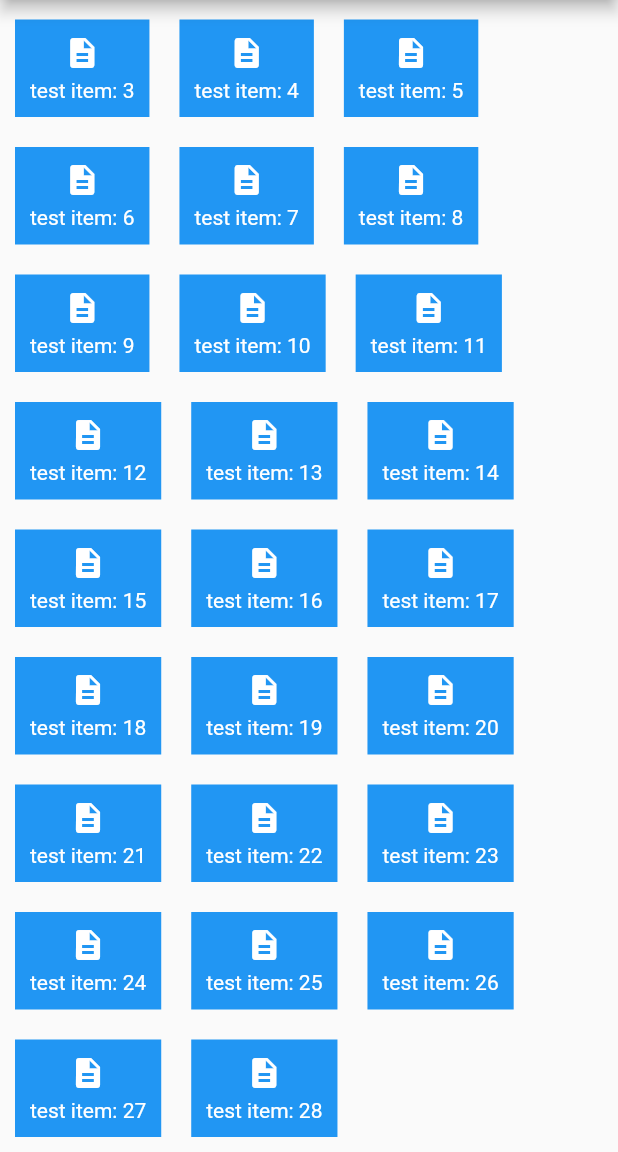
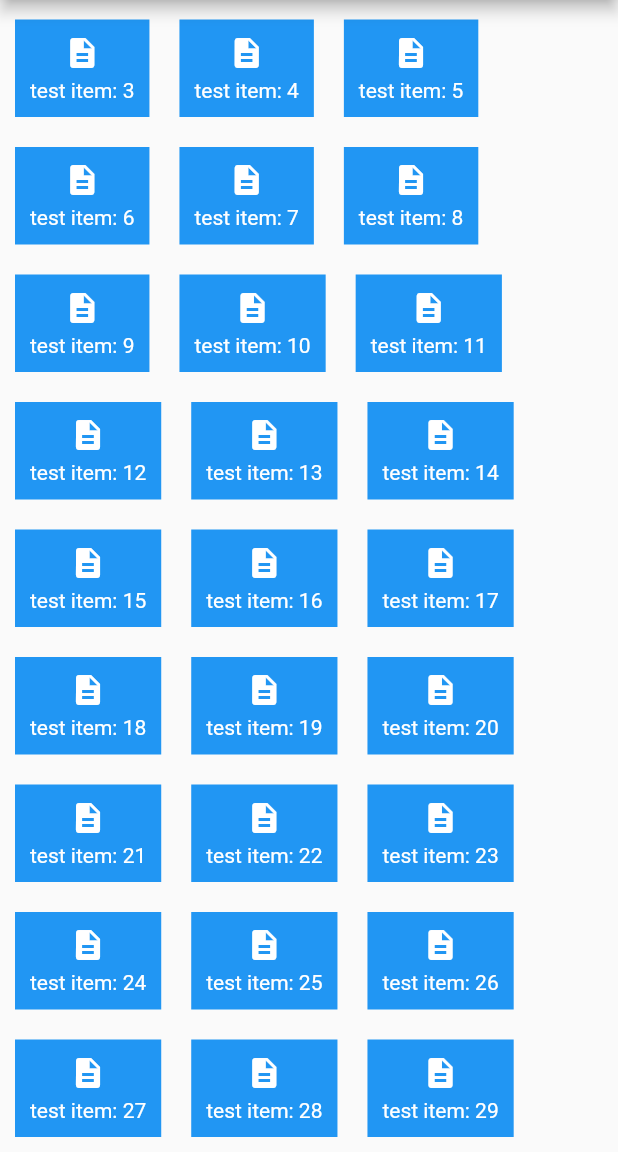
Before and after one commit to Algure/eazigrid, a Flutter app: the screen it shows after launch, scrolled down 82 dp, on a phone screen of 412 x 824 dp, the part 84-1236 px from its top. Run offline on Flutter 3.47's test engine with Material 2 defaults, Android fonts, the phone set to English and light mode, and no system bars.

Commit message:
Refactoring codes...

```diff
--- a/example/lib/main.dart
+++ b/example/lib/main.dart
@@ -24,9 +24,10 @@ class MyApp extends StatelessWidget {
 }
 
 class MyHomePage extends StatefulWidget {
-  const MyHomePage({Key? key, required this.title}) : super(key: key);
+  const MyHomePage({Key? key, required this.title, this.totalItems = 30}) : super(key: key);
 
   final String title;
+  final double totalItems;
 
   @override
   State<MyHomePage> createState() => _MyHomePageState();
@@ -43,10 +44,12 @@ class _MyHomePageState extends State<MyHomePage> {
         title: Text(widget.title),
       ),
       body: SingleChildScrollView(
-        child: EaziGrid(
+        child: Column(
+          children: [
+            EaziGrid(
               horizontalAlignment: EaziAlignment.start,
               children: [
-          for(int i=0; i<30; i++)
+            for(int i=0; i<=widget.totalItems; i++)
               Container(
                 color: Colors.blue,
                 margin: EdgeInsets.all(10),
@@ -62,6 +65,9 @@ class _MyHomePageState extends State<MyHomePage> {
                 ),
               )
           ]),
+            Text('EaziGrid', style: TextStyle(fontSize: 30),)
+          ]
+        ),
       ),
     );
   }
--- a/lib/src/eazi_row_widget.dart
+++ b/lib/src/eazi_row_widget.dart
@@ -1,7 +1,9 @@
 import 'package:flutter/material.dart';
 
 class RowWidget extends StatefulWidget {
-  const RowWidget({Key? key, required this.mainAxisAlignment, required this.children, }) : super(key: key);
+  const RowWidget({Key? key,
+    required this.mainAxisAlignment,
+    required this.children}) : super(key: key);
 
   final  List<Widget> children;
   final  MainAxisAlignment mainAxisAlignment;
--- a/lib/src/main_eazi_grid.dart
+++ b/lib/src/main_eazi_grid.dart
@@ -6,6 +6,7 @@ import 'package:eazigrid/src/utilities.dart';
 import 'package:flutter/material.dart';
 
 class EaziGrid extends StatefulWidget {
+  bool isScrollable;
   EaziAlignment horizontalAlignment;
   EaziAlignment verticalAlignment;
   List<Widget> children;
@@ -14,8 +15,8 @@ class EaziGrid extends StatefulWidget {
     required this.children,
     this.horizontalAlignment = EaziAlignment.start,
     this.verticalAlignment = EaziAlignment.start,
-  }){
-  }
+    this.isScrollable = false
+  });
 
   @override
   State<EaziGrid> createState() => _EaziGridState();
@@ -47,20 +48,27 @@ class _EaziGridState extends State<EaziGrid> {
           }
           maxWidth = constraints.maxWidth;
           maxHeight = constraints.maxWidth;
-          return Container(
-            child: Column(
-              mainAxisAlignment: _getAlignmentFromEaziAlignment(widget.verticalAlignment),
-              crossAxisAlignment: _getCrossAxisAlignmentFromEaziAlignment(widget.horizontalAlignment),
-              children: [
-                for(GlobalKey key in usedRowKeys.keys)
-                  usedRowKeys[key]!,
-              ],
-            ),
-          );
+          if(widget.isScrollable){
+              return SingleChildScrollView(
+                child: _getMainWidget(),
+              );
+            }else {
+              return _getMainWidget();
+            }
         }
     );
   }
 
+  Widget _getMainWidget() => Container(
+    child: Column(
+      mainAxisAlignment: _getAlignmentFromEaziAlignment(widget.verticalAlignment),
+      crossAxisAlignment: _getCrossAxisAlignmentFromEaziAlignment(widget.horizontalAlignment),
+      children: [
+        for(GlobalKey key in usedRowKeys.keys)
+          usedRowKeys[key]!,
+      ],
+    ),
+  );
 
   MainAxisAlignment _getAlignmentFromEaziAlignment(EaziAlignment eaziAlignment) {
     if(eaziAlignment == EaziAlignment.start) {
```
Also changed, not shown: 2 other files. Lines whose indentation alone changed are shown as unchanged.
